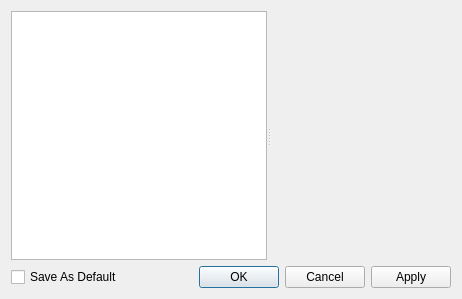
The window that src/libkstapp/dialog.ui (Kst-plot/kst) describes before a commit, drawn with Qt 5.
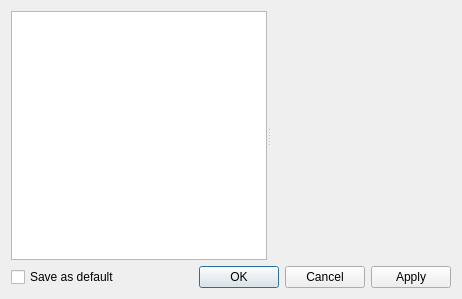
The same window after the commit.

Patch:
```diff
--- a/src/libkstapp/dialog.ui
+++ b/src/libkstapp/dialog.ui
@@ -134,7 +134,7 @@
    <item row="1" column="0">
     <widget class="QCheckBox" name="_saveAsDefault">
      <property name="text">
-      <string>Save As Default</string>
+      <string>Save as default</string>
      </property>
     </widget>
    </item>
```
Left out of the diff: 1 changed line with no effect on the pictures.
